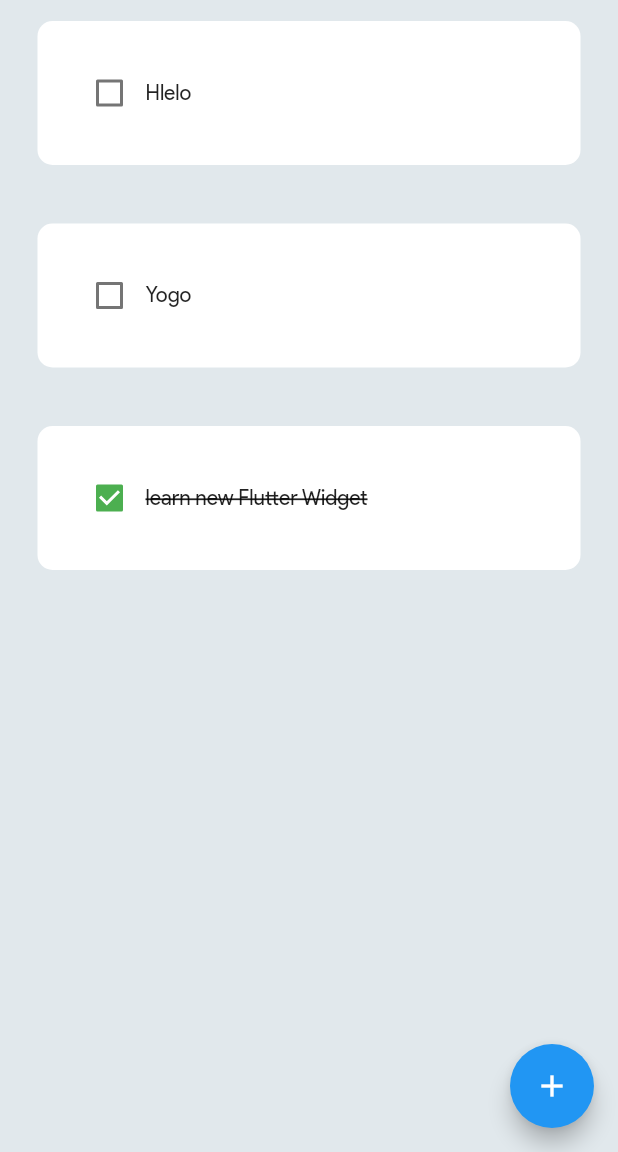
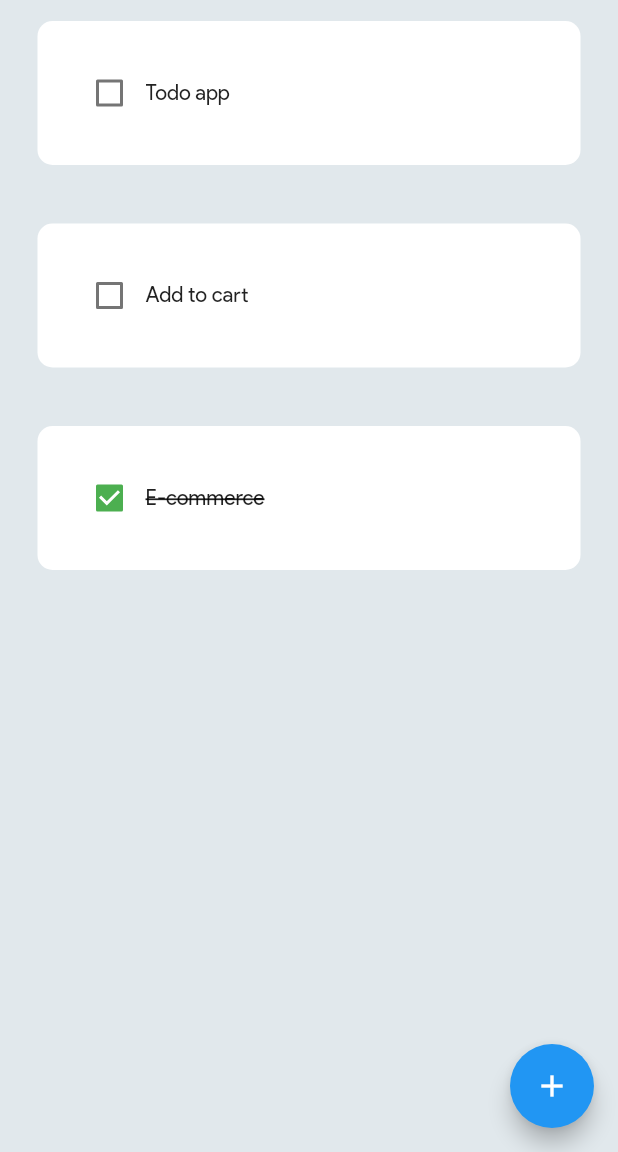
Before and after one commit to surajadkhari/flutter_todoapp-with-hive, a Flutter app: the screen it shows after launch, on a phone screen of 412 x 824 dp, the part 84-1236 px from its top. Run offline on Flutter 3.47's test engine with Material 2 defaults, Android fonts, the phone set to English and light mode, and no system bars; drawn by our look-alikes of flutter_slidable; our stand-ins replace hive_flutter; accounts and stored records are empty.

Commit message:
tansfer task list from model to LocalDb class

```diff
--- /dev/null
+++ b/lib/data/local_db.dart
@@ -0,0 +1,17 @@
+import 'package:hive_flutter/adapters.dart';
+
+import '../model/task_model.dart';
+
+class LocalDb {
+  List<TaskModel> toDoList = [
+    TaskModel(
+      taskName: "Todo app",
+    ),
+    TaskModel(
+      taskName: "Add to cart",
+    ),
+    TaskModel(taskName: "E-commerce ", isTaskCompleted: true)
+  ];
+  //reference our box
+  final _myBox = Hive.openBox("taskLocalDb");
+}
--- a/lib/home.dart
+++ b/lib/home.dart
@@ -1,8 +1,10 @@
 import 'package:flutter/material.dart';
+import 'package:hive_flutter/adapters.dart';
 import 'package:todo_app_with_hive/model/task_model.dart';
 
 import 'app/common/task_alertdialog.dart';
 import 'app/common/todo_card.dart';
+import 'data/local_db.dart';
 
 class Home extends StatefulWidget {
   const Home({super.key});
@@ -12,10 +14,14 @@ class Home extends StatefulWidget {
 }
 
 class _HomeState extends State<Home> {
+  //reference hive box
+  final _myBox = Hive.openBox("taskLocalDb");
+  LocalDb localDb = LocalDb();
   bool isSave = false;
   void checkBoxChanged({required bool value, required int index}) {
     setState(() {
-      toDoList[index].isTaskCompleted = !toDoList[index].isTaskCompleted;
+      localDb.toDoList[index].isTaskCompleted =
+          !localDb.toDoList[index].isTaskCompleted;
     });
   }
 
@@ -26,7 +32,7 @@ class _HomeState extends State<Home> {
     TaskModel newTask =
         TaskModel(taskName: taskEditingController.text, isTaskCompleted: false);
     setState(() {
-      toDoList.add(newTask);
+      localDb.toDoList.add(newTask);
       taskEditingController.clear();
     });
 
@@ -36,7 +42,7 @@ class _HomeState extends State<Home> {
   //delete task
   void deleteTask({required int index}) {
     setState(() {
-      toDoList.removeAt(index);
+      localDb.toDoList.removeAt(index);
     });
   }
 
@@ -62,14 +68,15 @@ class _HomeState extends State<Home> {
         ),
       ),
       body: ListView.builder(
-          itemCount: toDoList.length,
+          itemCount: localDb.toDoList.length,
           itemBuilder: (context, index) {
             return TodoCard(
                 deleteFunction: (context) => deleteTask(index: index),
-                isTaskcompleted: toDoList[index].isTaskCompleted,
+                isTaskcompleted: localDb.toDoList[index].isTaskCompleted,
                 onChanged: (value) => checkBoxChanged(
-                    index: index, value: toDoList[index].isTaskCompleted),
-                taskName: toDoList[index].taskName);
+                    index: index,
+                    value: localDb.toDoList[index].isTaskCompleted),
+                taskName: localDb.toDoList[index].taskName);
           }),
     );
   }
--- a/lib/main.dart
+++ b/lib/main.dart
@@ -5,6 +5,6 @@ import 'app/app.dart';
 
 void main() async {
   await Hive.initFlutter();
-  var box = await Hive.openBox("TaskLocalDb");
+  var box = await Hive.openBox("taskLocalDb");
   runApp(const App());
 }
--- a/lib/model/task_model.dart
+++ b/lib/model/task_model.dart
@@ -4,12 +4,12 @@ class TaskModel {
   TaskModel({required this.taskName, this.isTaskCompleted = false});
 }
 
-List<TaskModel> toDoList = [
-  TaskModel(
-    taskName: "Hlelo",
-  ),
-  TaskModel(
-    taskName: "Yogo",
-  ),
-  TaskModel(taskName: "learn new Flutter Widget", isTaskCompleted: true)
-];
+// List<TaskModel> toDoList = [
+//   TaskModel(
+//     taskName: "Hlelo",
+//   ),
+//   TaskModel(
+//     taskName: "Yogo",
+//   ),
+//   TaskModel(taskName: "learn new Flutter Widget", isTaskCompleted: true)
+// ];
```
